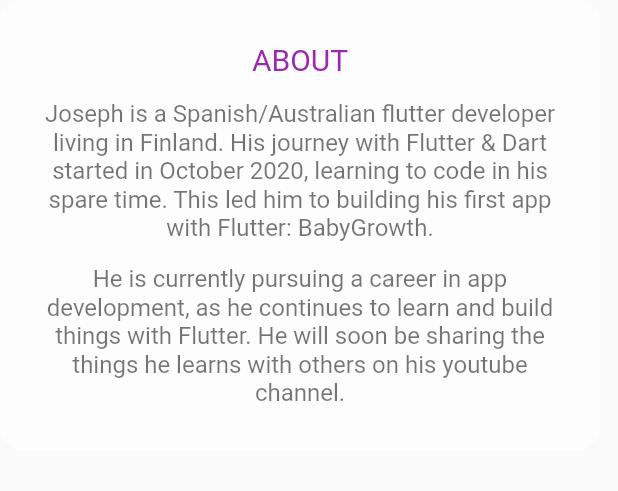
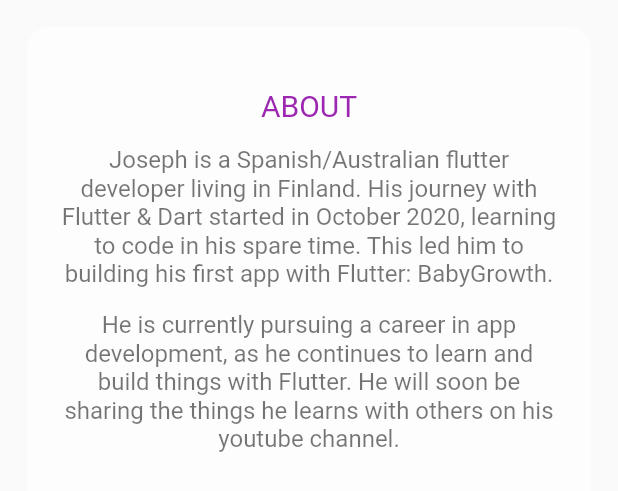
Before and after one commit to josephcavanna/personal_blog_v2, a Flutter app: the AboutContent widget shown alone on an empty page, opened directly, on a phone screen of 412 x 824 dp. Shown: the top 491 px of the screen. Run offline on Flutter 3.47's test engine with Material 2 defaults, Android fonts, the light colour scheme and no system bars; our stand-ins replace font_awesome_flutter.

Commit message:
minor changes.

```diff
--- a/lib/components/about_content.dart
+++ b/lib/components/about_content.dart
@@ -6,9 +6,11 @@ class AboutContent extends StatelessWidget {
 
   @override
   Widget build(BuildContext context) {
-    return Container(
-      height: 300,
-      width: 400,
+    return Padding(
+      padding: const EdgeInsets.all(18.0),
+      child: Container(
+        height: 325,
+        width: 390,
         child: Center(
           child: Material(
             color: Colors.white54,
@@ -36,6 +38,7 @@ class AboutContent extends StatelessWidget {
             ),
           ),
         ),
+      ),
     );
   }
 }
--- a/lib/components/projects_list.dart
+++ b/lib/components/projects_list.dart
@@ -39,8 +39,8 @@ class ProjectsList {
     ),
     ProjectCard(
       index: 1,
-      title: 'NaviBar flutter package',
-      description: 'A customizable bottom navigation bar using simple animations and theme colors that comes with a couple of presets.',
+      title: 'NaviBar package',
+      description: 'A customizable bottom navigation bar for Flutter using simple animations and theme colors that comes with a couple of presets.',
       preview: Image.asset("images/navibar.gif", width: 360, height: 80),
       linkButtonArea: CustomScaleTransition(
         index: 4,
--- a/lib/constants.dart
+++ b/lib/constants.dart
@@ -15,10 +15,10 @@ class Constants {
   static const kWithFlutter = TextStyle(fontSize: 14, color: Colors.white, backgroundColor: Colors.transparent);
   static const kEmailText = TextStyle(color: Colors.white);
   static const kHomePageText = TextStyle(
-      fontSize: 20,
+      fontSize: 16,
       color: Colors.white,
       fontWeight: FontWeight.w300,
-      letterSpacing: 5);
+      letterSpacing: 3);
 
   // backgrounds
   static const kProfileBackground = Colors.white;
--- a/lib/responsive_content/desktop_content.dart
+++ b/lib/responsive_content/desktop_content.dart
@@ -25,7 +25,7 @@ class _DesktopContentState extends AnimationControllerState<DesktopContent> {
           colors: [
             Colors.pink,
             Colors.orangeAccent,
-            Colors.deepPurple.shade700,
+            Colors.deepPurple,
           ],
           stops: [
             0.1 * animationController.value,
--- a/lib/screens/home_page.dart
+++ b/lib/screens/home_page.dart
@@ -1,5 +1,6 @@
 import 'package:flutter/material.dart';
 import 'package:personal_blog_v2/methods/responsive.dart';
+import 'package:personal_blog_v2/responsive_content/mobile_content.dart';
 import '../responsive_content/desktop_content.dart';
 
 class HomePage extends StatefulWidget {
@@ -15,8 +16,8 @@ class _HomePageState extends State<HomePage> {
   Widget build(BuildContext context) {
     return Responsive(
         desktop: DesktopContent(),
-        tablet: DesktopContent(),
-        mobile: DesktopContent(),
+        tablet: MobileContent(),
+        mobile: MobileContent(),
     );
   }
 }
--- a/lib/screens/standard_content.dart
+++ b/lib/screens/standard_content.dart
@@ -18,7 +18,7 @@ class StandardContent extends StatefulWidget {
 
 class _StandardContentState extends State<StandardContent> {
   int pageIndex = 0;
-  final double wordSpacing = 40;
+  final double wordSpacing = 20;
 
   @override
   Widget build(BuildContext context) {
```
Also changed, not shown: lib/components/project_card.dart (+9 -5 lines). Lines whose indentation alone changed are shown as unchanged.
